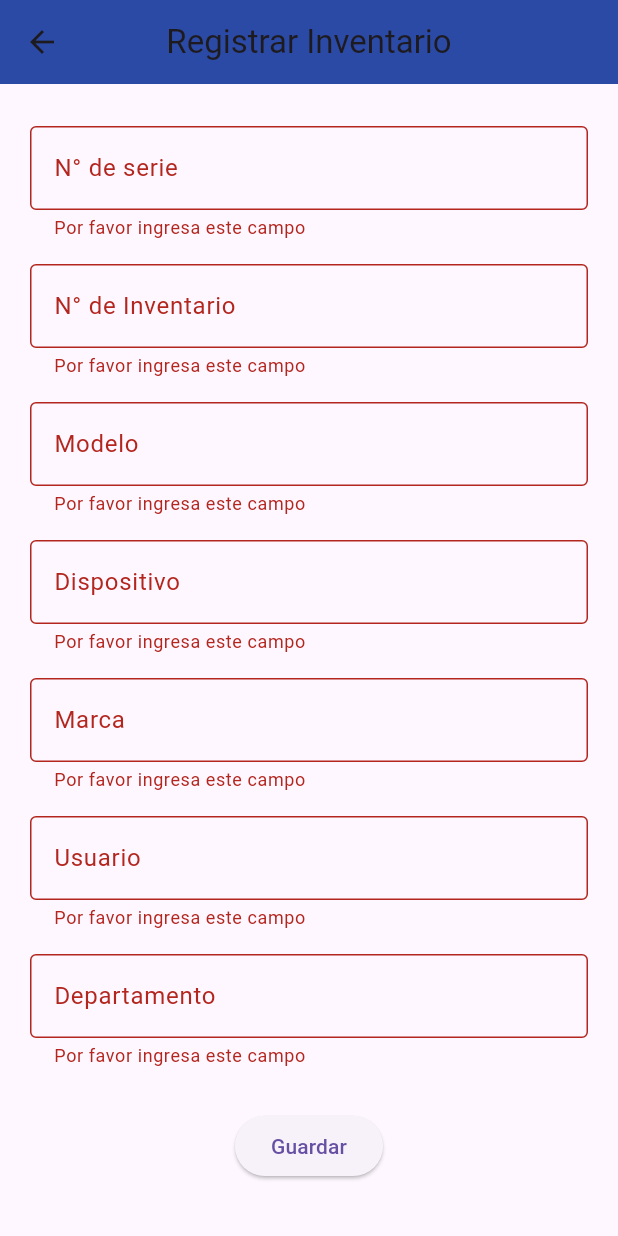
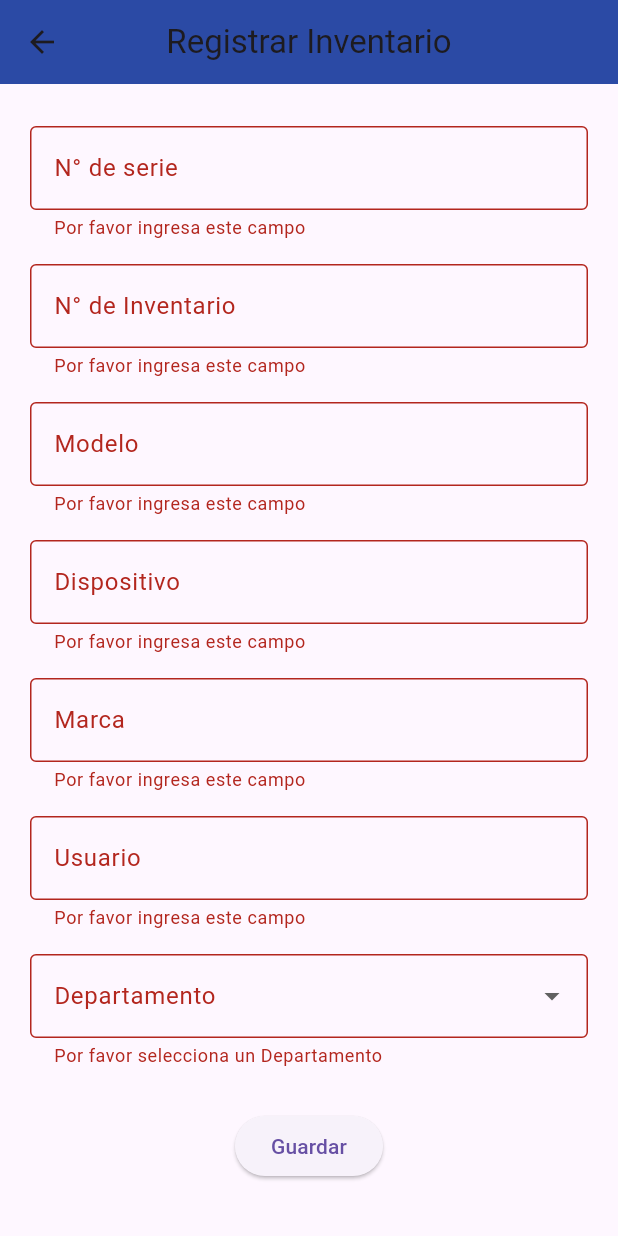
Before and after one commit to StillWiz19/Municipalidad, a Flutter app: the IngresarInventario screen opened directly, after a tap on "Guardar", on a phone screen of 412 x 824 dp. Run offline on Flutter 3.47's test engine with Material 3 defaults, Android fonts, the phone set to English and light mode, and no system bars; our stand-ins replace image_picker, shared_preferences; accounts and stored records are empty.

Commit message:
first_commit

```diff
--- a/lib/inventarios/ingresoinventario.dart
+++ b/lib/inventarios/ingresoinventario.dart
@@ -77,10 +77,8 @@ class _IngresarInventarioState extends State<IngresarInventario>{
                 controller: _usuarioController,
                 labelText: "Usuario"
               ),
-              _buildTextFormField(
-                controller: _departamentoController,
-                labelText: "Departamento",
-              ),
+              _buildDepartamentoDropdown(),
+
               SizedBox(height: 20),
               ElevatedButton(
                 onPressed: () {
@@ -117,6 +115,60 @@ class _IngresarInventarioState extends State<IngresarInventario>{
         },
       ),
     );
+  }
+
+  Widget _buildDepartamentoDropdown() {
+    return Padding(
+      padding: const EdgeInsets.symmetric(vertical: 8.0),
+      child: DropdownButtonFormField<String>(
+        value: _departamentoController.text.isNotEmpty ? _departamentoController.text : null,
+        items: [
+          'Alcaldía',
+          'Secretaria Municipal',
+          'Secretaria Administración',
+          'Asesoría Jurídica',
+          'Control Interno',
+          'Transparencia',
+          'Finanzas',
+          'Inspectores',
+          'Concejo Municipal',
+          'Oficina de Partes',
+          'Secretaria de Planificaciones',
+          'Dirección de Obras',
+          'Inventario Municipal',
+          'Remuneraciones',
+          'Adquisiciones',
+          'Contabilidad',
+          'Rentas y Patentes',
+          'Tesorería',
+          'Prevencionistas',
+          'Informatica',
+          'Comunicaciones',
+          'Dirección de Recursos Humanos',
+          'Fotocopiadora',
+        ].map((String value) {
+          return DropdownMenuItem<String>(
+            value: value,
+            child: Text(value),
+          );
+        }).toList(),
+        onChanged: (String? value) {
+          setState(() {
+            _departamentoController.text = value ?? '';
+          });
+        },
+        decoration: InputDecoration(
+          border: OutlineInputBorder(),
+          labelText: 'Departamento'
+        ),
+        validator: (value) {
+          if (value == null || value.isEmpty) {
+            return 'Por favor selecciona un Departamento';
+          }
+          return null;
+        },
+      ),
+      );
   }
 
   void _guardarDatos(BuildContext context) async {
@@ -179,6 +231,9 @@ class _IngresarInventarioState extends State<IngresarInventario>{
     _nombreProductoController.clear();
     _tipoProductoController.clear();
     _usuarioController.clear();
-    _departamentoController.clear();
+
+    setState(() {
+       _departamentoController.clear();
+    });
   }
 }
```
